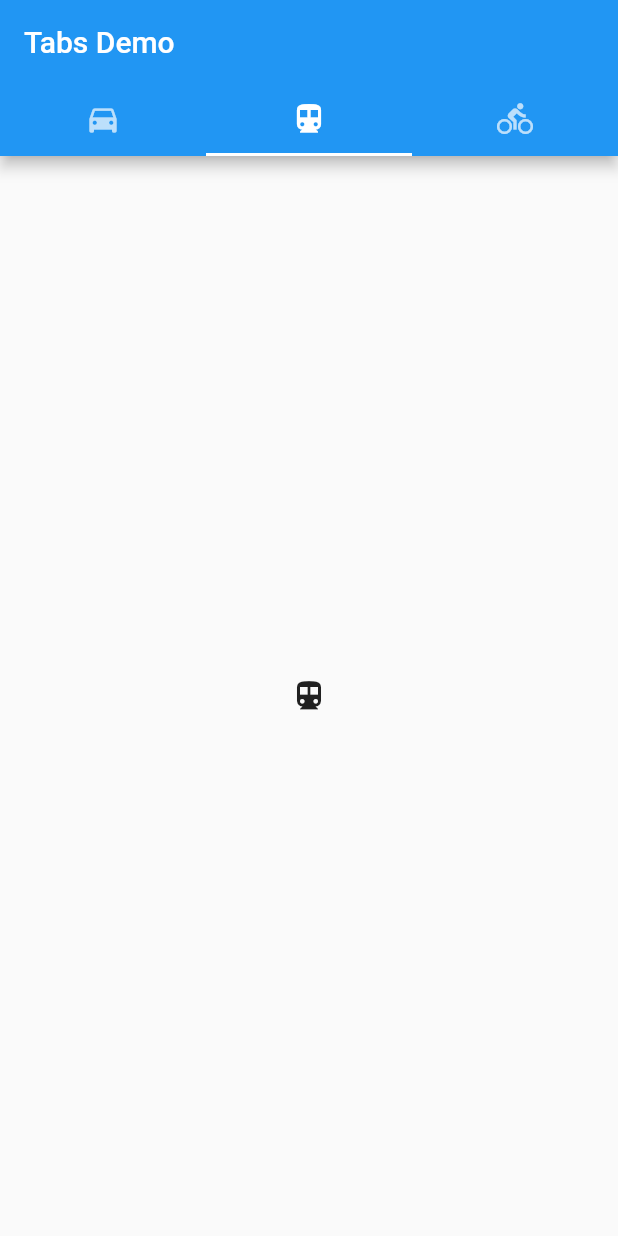
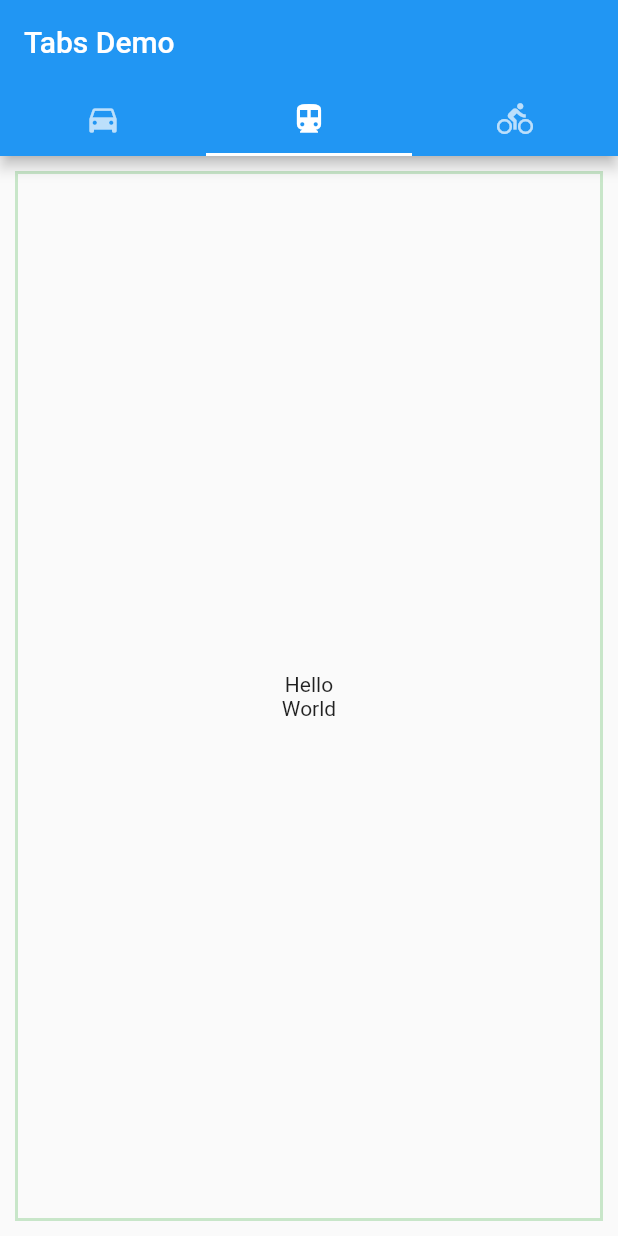
Before and after one commit to paullasarev/learn-flutter-2, a Flutter app: the screen it shows after launch, tab 2 chosen, on a phone screen of 412 x 824 dp. Run offline on Flutter 3.47's test engine with Material 2 defaults, Android fonts, the phone set to English and light mode, and no system bars; our stand-ins replace bloc, flutter_bloc.

```diff
--- /dev/null
+++ b/lib/data/gihub_items_cubit.dart
@@ -0,0 +1,22 @@
+import 'package:bloc/bloc.dart';
+
+typedef GithubItemList = List<String>;
+
+const _initial = [
+  'Hello',
+  'World',
+];
+
+/// {@template counter_cubit}
+/// A [Cubit] which manages an [int] as its state.
+/// {@endtemplate}
+class GithubItemsCubit extends Cubit<GithubItemList> {
+  /// {@macro counter_cubit}
+  GithubItemsCubit() : super(_initial);
+
+  /// Add 1 to the current state.
+  void add(String item) => emit([...state, item]);
+
+  /// Subtract 1 from the current state.
+  void clear() => emit([]);
+}
--- a/lib/data/make_blocs.dart
+++ b/lib/data/make_blocs.dart
@@ -1,5 +1,6 @@
 import 'package:flutter/material.dart';
 import 'package:flutter_application_1/data/count_cubit.dart';
+import 'package:flutter_application_1/data/gihub_items_cubit.dart';
 import 'package:flutter_bloc/flutter_bloc.dart';
 
 MultiBlocProvider makeBlocs(Widget child) {
@@ -8,6 +9,9 @@ MultiBlocProvider makeBlocs(Widget child) {
       BlocProvider<CountCubit>(
         create: (BuildContext context) => CountCubit(),
       ),
+      BlocProvider<GithubItemsCubit>(
+        create: (BuildContext context) => GithubItemsCubit(),
+      ),
     ],
     child: child,
   );
--- a/lib/main.dart
+++ b/lib/main.dart
@@ -1,4 +1,5 @@
 import 'package:flutter/material.dart';
+import 'package:flutter_application_1/pages/github_page/github_page_view.dart';
 import 'package:flutter_application_1/pages/home_page/bloc_home_page.dart';
 
 import 'data/make_blocs.dart';
@@ -46,7 +47,8 @@ class MyApp extends StatelessWidget {
               // MyHomePage(title: 'Flutter Demo Home Page'),
               BlocHomePage(title: 'Bloc Flutter Demo Home Page'),
               // Icon(Icons.directions_car),
-              Icon(Icons.directions_transit),
+              GithubPage(),
+              // Icon(Icons.directions_transit),
               Icon(Icons.directions_bike),
             ],
           ),
--- /dev/null
+++ b/lib/pages/github_page/github_page_view.dart
@@ -0,0 +1,31 @@
+import 'package:flutter/material.dart';
+import 'package:flutter_bloc/flutter_bloc.dart';
+
+import '../../data/gihub_items_cubit.dart';
+
+class GithubPage extends StatelessWidget {
+  const GithubPage({Key? key}) : super(key: key);
+
+  @override
+  Widget build(BuildContext context) {
+    // var bloc = BlocProvider.of<GithubItemsCubit>(context);
+    return BlocBuilder<GithubItemsCubit, GithubItemList>(
+        builder: (context, state) {
+      return Container(
+        margin: const EdgeInsets.all(10),
+        decoration: BoxDecoration(
+            border: Border.all(color: Colors.green[100]!, width: 2)),
+        child: Center(
+          child: ListView.builder(
+            shrinkWrap: true,
+            scrollDirection: Axis.vertical,
+            itemCount: state.length,
+            itemBuilder: (context, index) {
+              return Align(child: Text(state[index]));
+            },
+          ),
+        ),
+      );
+    });
+  }
+}
```
